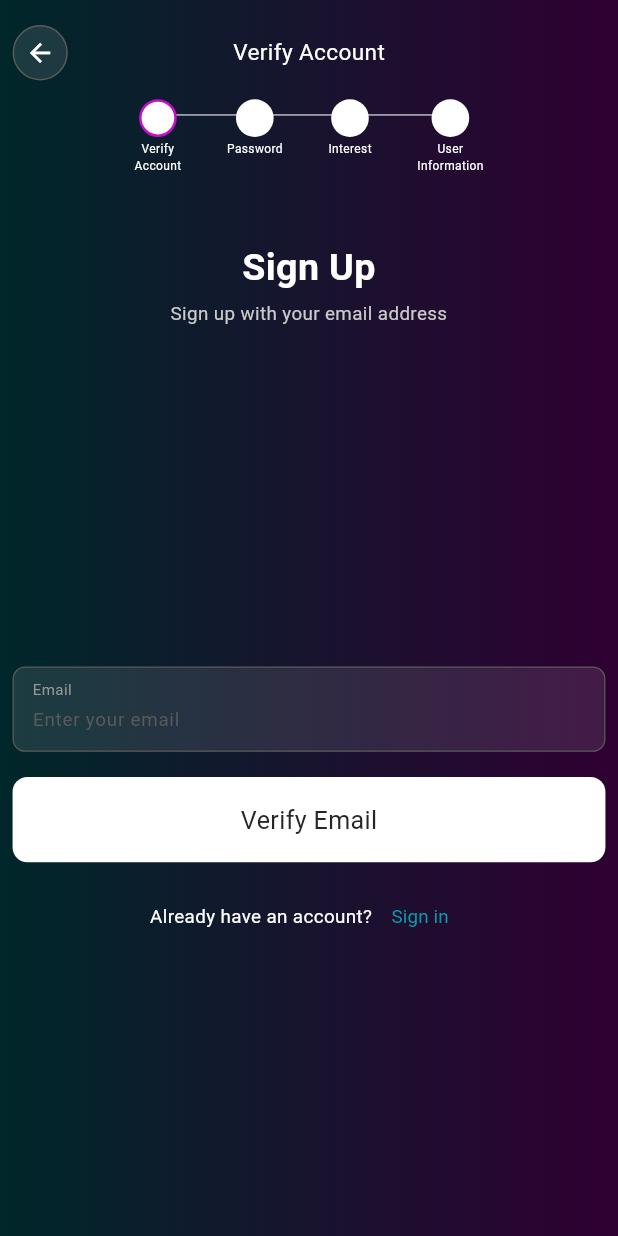
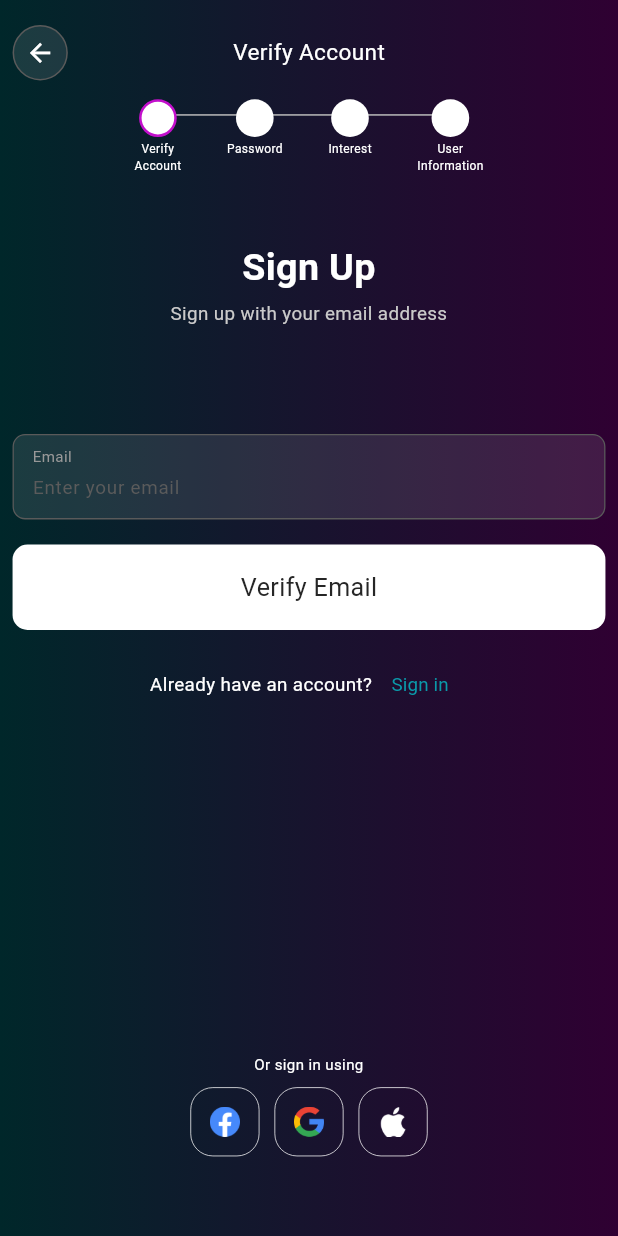
Before and after one commit to lansoyyy/hsi-glive, a Flutter app: the SignupView screen opened by its route, on a phone screen of 412 x 824 dp. Run offline on Flutter 3.47's test engine with Material 3 defaults, Android fonts, the phone set to English and light mode, and no system bars; drawn by our look-alikes of oktoast; our stand-ins replace dio, flutter_screenutil, flutter_secure_storage, flutter_spinkit, get, get_storage and 7 more; missing offline and left inert: age_calculator, flutter_stepindicator; accounts and stored records are empty; Roboto replaces fonts that are missing (Regular).

Commit message:
fixed reopened tickets

```diff
--- a/lib/modules/forgot_password/forgotpassword_view.dart
+++ b/lib/modules/forgot_password/forgotpassword_view.dart
@@ -1466,7 +1466,6 @@ updated
         sendOtp(jsonDecode(response)['d']['userId']);
         showVerificationDialog();
         setState(() {
-          registrationAccomplishedPage++;
           userId = jsonDecode(response)['d']['userId'];
           isVerified = true;
         });
@@ -1508,6 +1507,7 @@ updated
 
         // Perform the state updates within a synchronous setState call
         setState(() {
+          registrationAccomplishedPage++;
           isVerified = false;
           forgotpasswordIndexPage++;
         });
--- a/lib/modules/signup/signup_view.dart
+++ b/lib/modules/signup/signup_view.dart
@@ -686,19 +686,9 @@ class _SignupViewState extends State<SignupView> {
                   color: HexColor("#CACACA"),
                   fontWeight: FontWeight.w400,
                 ),
+                // Adjust
                 SizedBox(
-                  height: (heightScreen() -
-                              (headerHeight +
-                                  interestContentHeight +
-                                  50.sp +
-                                  80.sp)) >
-                          0
-                      ? heightScreen() -
-                          (headerHeight +
-                              interestContentHeight +
-                              50.sp +
-                              105.sp)
-                      : 0,
+                  height: 85.sp,
                 ),
                 Padding(
                   padding: EdgeInsets.symmetric(horizontal: 10.sp),
--- a/lib/modules/signup/tabs/terms_page.dart
+++ b/lib/modules/signup/tabs/terms_page.dart
@@ -31,7 +31,9 @@ class _TermsPageState extends State<TermsPage> {
         width: double.infinity,
         height: double.infinity,
         decoration: const BoxDecoration(
+          color: Colors.white,
           image: DecorationImage(
+            opacity: 0.975,
             fit: BoxFit.cover,
             image: AssetImage(
               'assets/images/new_bg.png',
--- a/lib/modules/signup/tabs/userinfo_tab.dart
+++ b/lib/modules/signup/tabs/userinfo_tab.dart
@@ -698,12 +698,13 @@ Enjoy using our app!
       context: context,
       builder: (context) {
         return Dialog(
+          backgroundColor: Colors.white.withOpacity(0.75),
           shape:
               RoundedRectangleBorder(borderRadius: BorderRadius.circular(10)),
           child: Padding(
-            padding: const EdgeInsets.fromLTRB(15, 50, 15, 20),
+            padding: const EdgeInsets.fromLTRB(15, 20, 15, 20),
             child: SizedBox(
-              height: 170,
+              height: 200,
               child: Column(
                 children: [
                   Padding(
--- a/pubspec.yaml
+++ b/pubspec.yaml
@@ -16,7 +16,7 @@ publish_to: 'none' # Remove this line if you wish to publish to pub.dev
 # https://developer.apple.com/library/archive/documentation/General/Reference/InfoPlistKeyReference/Articles/CoreFoundationKeys.html
 # In Windows, build-name is used as the major, minor, and patch parts
 # of the product and file versions while build-number is used as the build suffix.
-version: 1.0.9+1
+version: 1.1.0+1
 
 environment:
   sdk: '>=3.3.2 <4.0.0'
```
